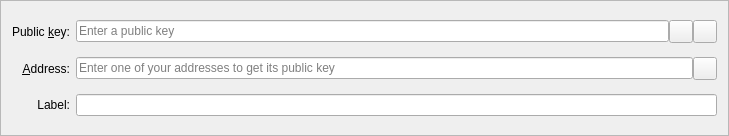
Above: src/qt/forms/multisigaddressentry.ui from willemjez/ion-old before the change. Below: the same form after it.
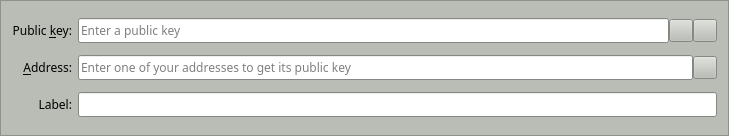
That is the form after the change. Icons and pictures are not drawn. Custom widgets are drawn as their Qt base class.

Commit message: 🛠️🛠️🐼 Design, about window 💩 flushed 🚽, 😳files except src dir replaced😳

The edit to the form file:
```diff
--- a/src/qt/forms/multisigaddressentry.ui
+++ b/src/qt/forms/multisigaddressentry.ui
@@ -10,6 +10,421 @@
     <height>136</height>
    </rect>
   </property>
+  <property name="palette">
+   <palette>
+    <active>
+     <colorrole role="WindowText">
+      <brush brushstyle="SolidPattern">
+       <color alpha="255">
+        <red>0</red>
+        <green>0</green>
+        <blue>0</blue>
+       </color>
+      </brush>
+     </colorrole>
+     <colorrole role="Button">
+      <brush brushstyle="SolidPattern">
+       <color alpha="255">
+        <red>186</red>
+        <green>189</green>
+        <blue>182</blue>
+       </color>
+      </brush>
+     </colorrole>
+     <colorrole role="Light">
+      <brush brushstyle="SolidPattern">
+       <color alpha="255">
+        <red>255</red>
+        <green>255</green>
+        <blue>255</blue>
+       </color>
+      </brush>
+     </colorrole>
+     <colorrole role="Midlight">
+      <brush brushstyle="SolidPattern">
+       <color alpha="255">
+        <red>220</red>
+        <green>222</green>
+        <blue>218</blue>
+       </color>
+      </brush>
+     </colorrole>
+     <colorrole role="Dark">
+      <brush brushstyle="SolidPattern">
+       <color alpha="255">
+        <red>93</red>
+        <green>94</green>
+        <blue>91</blue>
+       </color>
+      </brush>
+     </colorrole>
+     <colorrole role="Mid">
+      <brush brushstyle="SolidPattern">
+       <color alpha="255">
+        <red>124</red>
+        <green>126</green>
+        <blue>121</blue>
+       </color>
+      </brush>
+     </colorrole>
+     <colorrole role="Text">
+      <brush brushstyle="SolidPattern">
+       <color alpha="255">
+        <red>0</red>
+        <green>0</green>
+        <blue>0</blue>
+       </color>
+      </brush>
+     </colorrole>
+     <colorrole role="BrightText">
+      <brush brushstyle="SolidPattern">
+       <color alpha="255">
+        <red>255</red>
+        <green>255</green>
+        <blue>255</blue>
+       </color>
+      </brush>
+     </colorrole>
+     <colorrole role="ButtonText">
+      <brush brushstyle="SolidPattern">
+       <color alpha="255">
+        <red>0</red>
+        <green>0</green>
+        <blue>0</blue>
+       </color>
+      </brush>
+     </colorrole>
+     <colorrole role="Base">
+      <brush brushstyle="SolidPattern">
+       <color alpha="255">
+        <red>255</red>
+        <green>255</green>
+        <blue>255</blue>
+       </color>
+      </brush>
+     </colorrole>
+     <colorrole role="Window">
+      <brush brushstyle="SolidPattern">
+       <color alpha="255">
+        <red>186</red>
+        <green>189</green>
+        <blue>182</blue>
+       </color>
+      </brush>
+     </colorrole>
+     <colorrole role="Shadow">
+      <brush brushstyle="SolidPattern">
+       <color alpha="255">
+        <red>0</red>
+        <green>0</green>
+        <blue>0</blue>
+       </color>
+      </brush>
+     </colorrole>
+     <colorrole role="AlternateBase">
+      <brush brushstyle="SolidPattern">
+       <color alpha="255">
+        <red>220</red>
+        <green>222</green>
+        <blue>218</blue>
+       </color>
+      </brush>
+     </colorrole>
+     <colorrole role="ToolTipBase">
+      <brush brushstyle="SolidPattern">
+       <color alpha="255">
+        <red>255</red>
+        <green>255</green>
+        <blue>220</blue>
+       </color>
+      </brush>
+     </colorrole>
+     <colorrole role="ToolTipText">
+      <brush brushstyle="SolidPattern">
+       <color alpha="255">
+        <red>0</red>
+        <green>0</green>
+        <blue>0</blue>
+       </color>
+      </brush>
+     </colorrole>
+    </active>
+    <inactive>
+     <colorrole role="WindowText">
+      <brush brushstyle="SolidPattern">
+       <color alpha="255">
+        <red>0</red>
+        <green>0</green>
+        <blue>0</blue>
+       </color>
+      </brush>
+     </colorrole>
+     <colorrole role="Button">
+      <brush brushstyle="SolidPattern">
+       <color alpha="255">
+        <red>186</red>
+        <green>189</green>
+        <blue>182</blue>
+       </color>
+      </brush>
+     </colorrole>
+     <colorrole role="Light">
+      <brush brushstyle="SolidPattern">
+       <color alpha="255">
+        <red>255</red>
+        <green>255</green>
+        <blue>255</blue>
+       </color>
+      </brush>
+     </colorrole>
+     <colorrole role="Midlight">
+      <brush brushstyle="SolidPattern">
+       <color alpha="255">
+        <red>220</red>
+        <green>222</green>
+        <blue>218</blue>
+       </color>
+      </brush>
+     </colorrole>
+     <colorrole role="Dark">
+      <brush brushstyle="SolidPattern">
+       <color alpha="255">
+        <red>93</red>
+        <green>94</green>
+        <blue>91</blue>
+       </color>
+      </brush>
+     </colorrole>
+     <colorrole role="Mid">
+      <brush brushstyle="SolidPattern">
+       <color alpha="255">
+        <red>124</red>
+        <green>126</green>
+        <blue>121</blue>
+       </color>
+      </brush>
+     </colorrole>
+     <colorrole role="Text">
+      <brush brushstyle="SolidPattern">
+       <color alpha="255">
+        <red>0</red>
+        <green>0</green>
+        <blue>0</blue>
+       </color>
+      </brush>
+     </colorrole>
+     <colorrole role="BrightText">
+      <brush brushstyle="SolidPattern">
+       <color alpha="255">
+        <red>255</red>
+        <green>255</green>
+        <blue>255</blue>
+       </color>
+      </brush>
+     </colorrole>
+     <colorrole role="ButtonText">
+      <brush brushstyle="SolidPattern">
+       <color alpha="255">
+        <red>0</red>
+        <green>0</green>
+        <blue>0</blue>
+       </color>
+      </brush>
+     </colorrole>
+     <colorrole role="Base">
+      <brush brushstyle="SolidPattern">
+       <color alpha="255">
+        <red>255</red>
+        <green>255</green>
+        <blue>255</blue>
+       </color>
+      </brush>
+     </colorrole>
+     <colorrole role="Window">
+      <brush brushstyle="SolidPattern">
+       <color alpha="255">
+        <red>186</red>
+        <green>189</green>
+        <blue>182</blue>
+       </color>
+      </brush>
+     </colorrole>
+     <colorrole role="Shadow">
+      <brush brushstyle="SolidPattern">
+       <color alpha="255">
+        <red>0</red>
+        <green>0</green>
+        <blue>0</blue>
+       </color>
+      </brush>
+     </colorrole>
+     <colorrole role="AlternateBase">
+      <brush brushstyle="SolidPattern">
+       <color alpha="255">
+        <red>220</red>
+        <green>222</green>
+        <blue>218</blue>
+       </color>
+      </brush>
+     </colorrole>
+     <colorrole role="ToolTipBase">
+      <brush brushstyle="SolidPattern">
+       <color alpha="255">
+        <red>255</red>
+        <green>255</green>
+        <blue>220</blue>
+       </color>
+      </brush>
+     </colorrole>
+     <colorrole role="ToolTipText">
+      <brush brushstyle="SolidPattern">
+       <color alpha="255">
+        <red>0</red>
+        <green>0</green>
+        <blue>0</blue>
+       </color>
+      </brush>
+     </colorrole>
+    </inactive>
+    <disabled>
+     <colorrole role="WindowText">
+      <brush brushstyle="SolidPattern">
+       <color alpha="255">
+        <red>93</red>
+        <green>94</green>
+        <blue>91</blue>
+       </color>
+      </brush>
+     </colorrole>
+     <colorrole role="Button">
+      <brush brushstyle="SolidPattern">
+       <color alpha="255">
+        <red>186</red>
+        <green>189</green>
+        <blue>182</blue>
+       </color>
+      </brush>
+     </colorrole>
+     <colorrole role="Light">
+      <brush brushstyle="SolidPattern">
+       <color alpha="255">
+        <red>255</red>
+        <green>255</green>
+        <blue>255</blue>
+       </color>
+      </brush>
+     </colorrole>
+     <colorrole role="Midlight">
+      <brush brushstyle="SolidPattern">
+       <color alpha="255">
+        <red>220</red>
+        <green>222</green>
+        <blue>218</blue>
+       </color>
+      </brush>
+     </colorrole>
+     <colorrole role="Dark">
+      <brush brushstyle="SolidPattern">
+       <color alpha="255">
+        <red>93</red>
+        <green>94</green>
+        <blue>91</blue>
+       </color>
+      </brush>
+     </colorrole>
+     <colorrole role="Mid">
+      <brush brushstyle="SolidPattern">
+       <color alpha="255">
+        <red>124</red>
+        <green>126</green>
+        <blue>121</blue>
+       </color>
+      </brush>
+     </colorrole>
+     <colorrole role="Text">
+      <brush brushstyle="SolidPattern">
+       <color alpha="255">
+        <red>93</red>
+        <green>94</green>
+        <blue>91</blue>
+       </color>
+      </brush>
+     </colorrole>
+     <colorrole role="BrightText">
+      <brush brushstyle="SolidPattern">
+       <color alpha="255">
+        <red>255</red>
+        <green>255</green>
+        <blue>255</blue>
+       </color>
+      </brush>
+     </colorrole>
+     <colorrole role="ButtonText">
+      <brush brushstyle="SolidPattern">
+       <color alpha="255">
+        <red>93</red>
+        <green>94</green>
+        <blue>91</blue>
+       </color>
+      </brush>
+     </colorrole>
+     <colorrole role="Base">
+      <brush brushstyle="SolidPattern">
+       <color alpha="255">
+        <red>186</red>
+        <green>189</green>
+        <blue>182</blue>
+       </color>
+      </brush>
+     </colorrole>
+     <colorrole role="Window">
+      <brush brushstyle="SolidPattern">
+       <color alpha="255">
+        <red>186</red>
+        <green>189</green>
+        <blue>182</blue>
+       </color>
+      </brush>
+     </colorrole>
+     <colorrole role="Shadow">
+      <brush brushstyle="SolidPattern">
+       <color alpha="255">
+        <red>0</red>
+        <green>0</green>
+        <blue>0</blue>
+       </color>
+      </brush>
+     </colorrole>
+     <colorrole role="AlternateBase">
+      <brush brushstyle="SolidPattern">
+       <color alpha="255">
+        <red>186</red>
+        <green>189</green>
+        <blue>182</blue>
+       </color>
+      </brush>
+     </colorrole>
+     <colorrole role="ToolTipBase">
+      <brush brushstyle="SolidPattern">
+       <color alpha="255">
+        <red>255</red>
+        <green>255</green>
+        <blue>220</blue>
+       </color>
+      </brush>
+     </colorrole>
+     <colorrole role="ToolTipText">
+      <brush brushstyle="SolidPattern">
+       <color alpha="255">
+        <red>0</red>
+        <green>0</green>
+        <blue>0</blue>
+       </color>
+      </brush>
+     </colorrole>
+    </disabled>
+   </palette>
+  </property>
   <property name="windowTitle">
    <string>Form</string>
   </property>
@@ -22,6 +437,11 @@
   <layout class="QGridLayout" name="gridLayout">
    <item row="0" column="0">
     <widget class="QLabel" name="pubkeyLabel">
+     <property name="font">
+      <font>
+       <family>Sawasdee</family>
+      </font>
+     </property>
      <property name="text">
       <string>Public &amp;key:</string>
      </property>
@@ -40,6 +460,11 @@
      </property>
      <item>
       <widget class="QValidatedLineEdit" name="pubkey">
+       <property name="font">
+        <font>
+         <family>Sawasdee</family>
+        </font>
+       </property>
        <property name="toolTip">
         <string>The public key of an address</string>
        </property>
@@ -50,6 +475,11 @@
      </item>
      <item>
       <widget class="QToolButton" name="pasteButton">
+       <property name="font">
+        <font>
+         <family>Sawasdee</family>
+        </font>
+       </property>
        <property name="toolTip">
         <string>Paste public key from clipboard</string>
        </property>
@@ -67,6 +497,11 @@
      </item>
      <item>
       <widget class="QToolButton" name="deleteButton">
+       <property name="font">
+        <font>
+         <family>Sawasdee</family>
+        </font>
+       </property>
        <property name="toolTip">
         <string>Remove this public key</string>
        </property>
@@ -83,6 +518,11 @@
    </item>
    <item row="1" column="0">
     <widget class="QLabel" name="addressLabel">
+     <property name="font">
+      <font>
+       <family>Sawasdee</family>
+      </font>
+     </property>
      <property name="text">
       <string>&amp;Address:</string>
      </property>
@@ -104,6 +544,11 @@
        <property name="enabled">
         <bool>true</bool>
        </property>
+       <property name="font">
+        <font>
+         <family>Sawasdee</family>
+        </font>
+       </property>
        <property name="toolTip">
         <string>Address associated to the public key</string>
        </property>
@@ -114,6 +559,11 @@
      </item>
      <item>
       <widget class="QToolButton" name="addressBookButton">
+       <property name="font">
+        <font>
+         <family>Sawasdee</family>
+        </font>
+       </property>
        <property name="toolTip">
         <string>Choose address from address book</string>
        </property>
@@ -133,6 +583,11 @@
    </item>
    <item row="2" column="0">
     <widget class="QLabel" name="labelLabel">
+     <property name="font">
+      <font>
+       <family>Sawasdee</family>
+      </font>
+     </property>
      <property name="text">
       <string>Label:</string>
      </property>
@@ -146,6 +601,11 @@
      <property name="enabled">
       <bool>true</bool>
      </property>
+     <property name="font">
+      <font>
+       <family>Sawasdee</family>
+      </font>
+     </property>
      <property name="toolTip">
       <string>Address associated to the public key</string>
      </property>
```
The commit also changes 555 other files.
